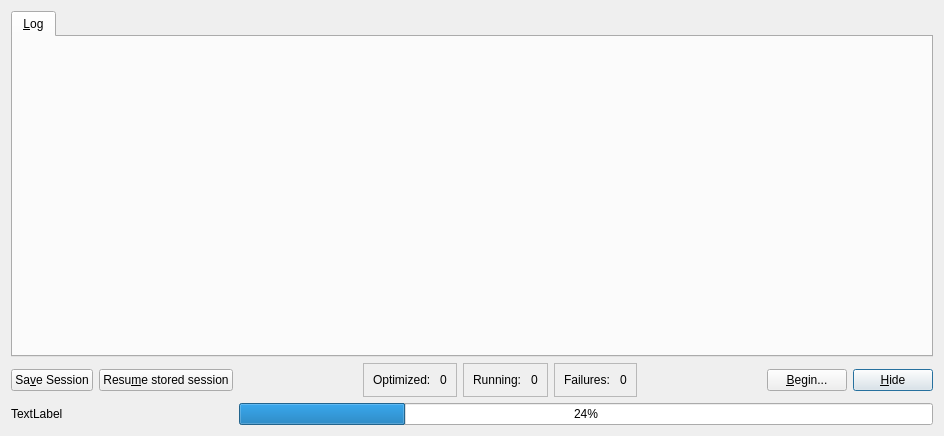
zfalls/XtalOpt, file src/globalsearch/ui/abstractdialog.ui: the form before one commit.
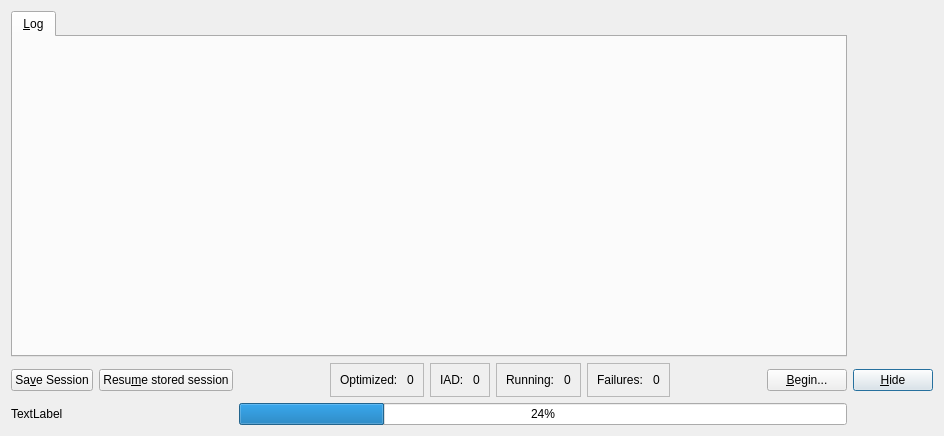
The form after the commit.

The edit to the form file:
```diff
--- a/src/globalsearch/ui/abstractdialog.ui
+++ b/src/globalsearch/ui/abstractdialog.ui
@@ -20,7 +20,7 @@
    <string>Generic Global Search Dialog Window</string>
   </property>
   <layout class="QGridLayout" name="gridLayout">
-   <item row="4" column="8">
+   <item row="4" column="9">
     <widget class="QPushButton" name="pushButton">
      <property name="sizePolicy">
       <sizepolicy hsizetype="Fixed" vsizetype="Fixed">
@@ -33,7 +33,7 @@
      </property>
     </widget>
    </item>
-   <item row="4" column="7">
+   <item row="4" column="8">
     <widget class="QPushButton" name="push_begin">
      <property name="sizePolicy">
       <sizepolicy hsizetype="Fixed" vsizetype="Fixed">
@@ -87,6 +87,32 @@
     </widget>
    </item>
    <item row="4" column="4">
+    <widget class="QFrame" name="frame">
+     <property name="frameShape">
+      <enum>QFrame::StyledPanel</enum>
+     </property>
+     <property name="frameShadow">
+      <enum>QFrame::Raised</enum>
+     </property>
+     <layout class="QGridLayout" name="gridLayout_4">
+      <item row="0" column="0">
+       <widget class="QLabel" name="label">
+        <property name="text">
+         <string>IAD: </string>
+        </property>
+       </widget>
+      </item>
+      <item row="0" column="1">
+       <widget class="QLabel" name="label_iad">
+        <property name="text">
+         <string>0</string>
+        </property>
+       </widget>
+      </item>
+     </layout>
+    </widget>
+   </item>
+  <item row="4" column="5">
     <widget class="QFrame" name="frame_2">
      <property name="frameShape">
       <enum>QFrame::StyledPanel</enum>
@@ -112,7 +138,7 @@
      </layout>
     </widget>
    </item>
-   <item row="4" column="5">
+   <item row="4" column="6">
     <widget class="QFrame" name="frame_4">
      <property name="frameShape">
       <enum>QFrame::StyledPanel</enum>
@@ -151,7 +177,7 @@
      </widget>
     </widget>
    </item>
-   <item row="4" column="6">
+   <item row="4" column="7">
     <spacer name="horizontalSpacer">
      <property name="orientation">
       <enum>Qt::Horizontal</enum>
```
